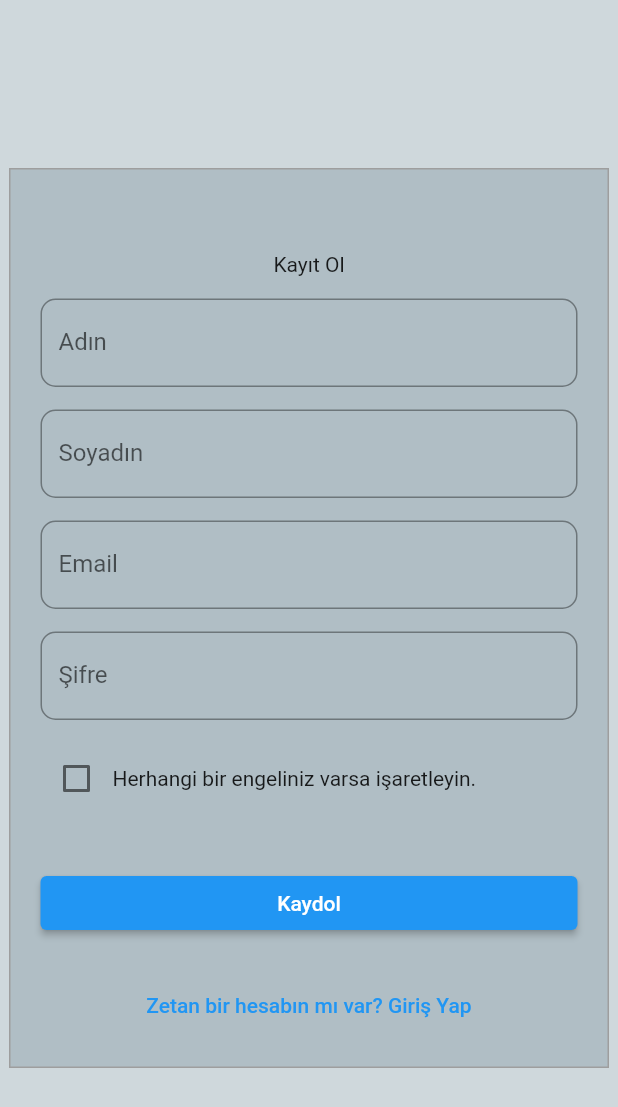
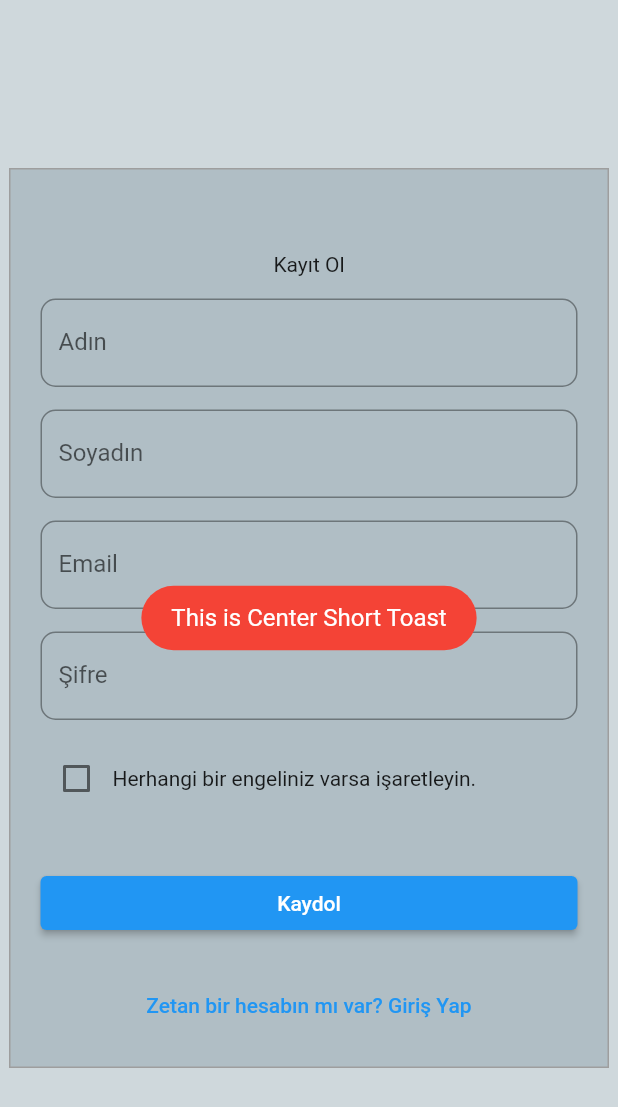
Before and after one commit to derdakaraaslan/bridge_mobile, a Flutter app: the SignUp screen opened directly, after a tap on "Kaydol", on a phone screen of 412 x 824 dp. Shown: the top 1107 px of the screen. Run offline on Flutter 3.47's test engine with Material 2 defaults, Android fonts, the phone set to English and light mode, and no system bars; our stand-ins replace fluttertoast; network calls fail.

Commit message:
Desing by Rabia

```diff
--- a/lib/login.dart
+++ b/lib/login.dart
@@ -1,6 +1,6 @@
 import 'dart:convert';
 import 'dart:math';
-
+import 'dart:async';
 import 'package:flutter/material.dart';
 import 'package:http/http.dart' as http;
 import 'package:flutter/foundation.dart' show kIsWeb;
@@ -13,107 +13,48 @@ class Login extends StatefulWidget {
   State<Login> createState() => _LoginState();
 }
 
+final values = [
+  "../assets/images/slideimage1.png",
+  "../assets/images/slideimage2.png",
+  "../assets/images/slideimage3.png",
+  "../assets/images/slideimage4.png"
+];
+int _index = 0;
+
 class _LoginState extends State<Login> {
+  late final Timer timer;
+  @override
+  void initState() {
+    super.initState();
+    timer = Timer.periodic(Duration(seconds: 5), (timer) {
+      setState(() => _index++);
+    });
+  }
+
+  @override
+  void dispose() {
+    timer.cancel();
+    super.dispose();
+  }
+
   final _formKey = GlobalKey<FormState>();
   final _mailController = TextEditingController();
   final _passwordController = TextEditingController();
-
+//sorun yok
+//sorun yok
+//sorun yok
   @override
   Widget build(BuildContext context) {
     return Scaffold(
-      backgroundColor: Colors.blueGrey[100],
-      body: Center(
-        child: Row(
-          mainAxisAlignment: MainAxisAlignment.center,
-          children: [
-            if (MediaQuery.of(context).size.width > 1200)
-              Container(
-                width: 600,
-                height: 600,
-                decoration: BoxDecoration(
-                    color: Colors.blueGrey[200],
-                    border: Border.all(color: Colors.grey)),
-                padding:
-                    const EdgeInsets.symmetric(horizontal: 20, vertical: 35),
-                child: Column(
-                  mainAxisAlignment: MainAxisAlignment.center,
-                  children: [
-                    Container(
-                        padding: const EdgeInsets.symmetric(
-                            horizontal: 20, vertical: 35),
-                        child: const Text(
-                            "Lorem ipsum dolor sit amet, consectetur adipiscing elit, sed do eiusmod tempor incididunt ut labore et dolore magna aliqua. Iaculis urna id volutpat lacus laoreet non curabitur. Sit amet cursus sit amet. Sed blandit libero volutpat sed cras ornare arcu dui vivamus. Id consectetur purus ut faucibus pulvinar elementum integer enim neque. Aliquet eget sit amet tellus cras adipiscing enim eu turpis. Massa tincidunt nunc pulvinar sapien et ligula ullamcorper. Urna id volutpat lacus laoreet non curabitur gravida arcu. Et molestie ac feugiat sed lectus vestibulum mattis. Sapien nec sagittis aliquam malesuada bibendum arcu vitae. Ipsum faucibus vitae aliquet nec ullamcorper sit amet risus. Phasellus egestas tellus rutrum tellus pellentesque eu tincidunt tortor aliquam. Donec pretium vulputate sapien nec sagittis aliquam malesuada bibendum arcu. Consequat mauris nunc congue nisi vitae suscipit tellus. Feugiat nisl pretium fusce id velit. Felis donec et odio pellentesque diam volutpat commodo sed. Et magnis dis parturient montes nascetur ridiculus mus mauris vitae. Id neque aliquam vestibulum morbi blandit cursus. Nisi lacus sed viverra tellus in. Sollicitudin ac orci phasellus egestas tellus rutrum tellus pellentesque eu.")),
-                  ],
-                ),
-              ),
-            Container(
-              width: 400,
-              height: 600,
-              decoration: BoxDecoration(
-                color: Colors.blueGrey[200],
-                border: Border.all(color: Colors.grey),
-              ),
-              padding: const EdgeInsets.symmetric(horizontal: 20, vertical: 35),
-              child: Column(
-                mainAxisAlignment: MainAxisAlignment.center,
-                children: [
-                  const SizedBox(height: 20),
-                  Column(
-                    crossAxisAlignment: CrossAxisAlignment.center,
-                    children: [
-                      const Text(
-                        'Giriş Yap',
-                      ),
-                      const SizedBox(height: 15),
-                      Form(
-                        key: _formKey,
-                        child: Column(
-                          children: [
-                            TextFormField(
-                              controller: _mailController,
-                              decoration: InputDecoration(
-                                labelText: "Şifre",
-                                fillColor: Colors.white,
-                                border: OutlineInputBorder(
-                                  borderRadius: BorderRadius.circular(10),
-                                ),
-                              ),
-                            ),
-                            const SizedBox(height: 15),
-                            TextFormField(
-                              onFieldSubmitted: (_) => _onLoginButtonPressed(),
-                              controller: _passwordController,
-                              decoration: InputDecoration(
-                                labelText: "Email",
-                                fillColor: Colors.white,
-                                border: OutlineInputBorder(
-                                  borderRadius: BorderRadius.circular(10),
-                                ),
-                              ),
-                            )
-                          ],
-                        ),
-                      ),
-                      const SizedBox(height: 20),
-                      SizedBox(
-                        width: double.infinity,
-                        child: ElevatedButton(
-                          onPressed: _onLoginButtonPressed,
-                          child: Text("GİRİŞ YAP"),
-                        ),
-                      ),
-                      const SizedBox(height: 20),
-                      TextButton(
-                        child: Text("Kaydol"),
-                        onPressed: _onSignUpPressed,
-                      ),
-                    ],
-                  ),
-                ],
-              ),
-            ),
-          ],
-        ),
+      backgroundColor: Colors.blueGrey[50],
+      body: Container(
+        alignment: Alignment.center,
+        child:
+            //Menu(),
+            // MediaQuery.of(context).size.width >= 980
+            //     ? Menu()
+            //     : SizedBox(), // Responsive
+            Body(),
       ),
     );
   }
@@ -131,3 +72,198 @@ class _LoginState extends State<Login> {
     }
   }
 }
+
+class Body extends StatelessWidget {
+  @override
+  Widget build(BuildContext context) {
+    return Container(
+      decoration: BoxDecoration(border: Border.all(color: Colors.blueAccent)),
+      child: Column(
+        mainAxisAlignment: MainAxisAlignment.center,
+        children: [
+          Row(
+            mainAxisAlignment: MainAxisAlignment.center,
+            children: [
+              if (MediaQuery.of(context).size.width >= 1200) ...[
+                SizedBox(
+                  width: 360,
+                  child: Column(
+                    crossAxisAlignment: CrossAxisAlignment.start,
+                    children: [
+                      AnimatedSwitcher(
+                        duration: Duration(milliseconds: 500),
+                        child: Image.asset(
+                          values[_index %
+                              values
+                                  .length], // manually change the text here, and hot reload
+                          key: UniqueKey(),
+                        ),
+                      ),
+                      const Text(
+                        'Hoşgeldin Gardaş',
+                        style: TextStyle(
+                          fontSize: 45,
+                          fontWeight: FontWeight.bold,
+                        ),
+                      ),
+                      const SizedBox(
+                        height: 30,
+                      ),
+                    ],
+                  ),
+                ),
+                const SizedBox(
+                  width: 200,
+                ),
+              ],
+              // MediaQuery.of(context).size.width >= 1300 //Responsive
+              //     ? Image.asset(
+              //         'images/illustration-1.png',
+              //         width: 300,
+              //       )
+              //     : SizedBox(),
+              Container(
+                padding:
+                    const EdgeInsets.symmetric(horizontal: 80, vertical: 150),
+                decoration: BoxDecoration(
+                  border: Border.all(color: Colors.deepPurple),
+                  borderRadius: BorderRadius.circular(8),
+                ),
+                child: SizedBox(
+                  width: 320,
+                  child: _formLogin(),
+                ),
+              )
+            ],
+          ),
+        ],
+      ),
+    );
+  }
+
+  Widget _formLogin() {
+    return Column(
+      mainAxisAlignment: MainAxisAlignment.center,
+      children: [
+        TextField(
+          decoration: InputDecoration(
+            hintText: 'Enter email or Phone number',
+            filled: true,
+            fillColor: Colors.blueGrey[50],
+            labelStyle: const TextStyle(fontSize: 12),
+            contentPadding: const EdgeInsets.only(left: 30),
+            enabledBorder: OutlineInputBorder(
+              borderSide: BorderSide(color: Colors.grey),
+              borderRadius: BorderRadius.circular(15),
+            ),
+            focusedBorder: OutlineInputBorder(
+              borderSide: BorderSide(color: Colors.deepPurple[400]!),
+              borderRadius: BorderRadius.circular(15),
+            ),
+          ),
+        ),
+        const SizedBox(height: 30),
+        TextField(
+          decoration: InputDecoration(
+            hintText: 'Password',
+            counterText: 'Forgot password?',
+            suffixIcon: const Icon(
+              Icons.visibility_off_outlined,
+              color: Colors.grey,
+            ),
+            filled: true,
+            fillColor: Colors.blueGrey[50],
+            labelStyle: const TextStyle(fontSize: 12),
+            contentPadding: const EdgeInsets.only(left: 30),
+            enabledBorder: OutlineInputBorder(
+              borderSide: BorderSide(color: Colors.grey),
+              borderRadius: BorderRadius.circular(15),
+            ),
+            focusedBorder: OutlineInputBorder(
+              borderSide: BorderSide(color: Colors.deepPurple[400]!),
+              borderRadius: BorderRadius.circular(15),
+            ),
+          ),
+        ),
+        const SizedBox(height: 40),
+        Container(
+          decoration: BoxDecoration(
+            color: Colors.white,
+            borderRadius: BorderRadius.circular(30),
+            boxShadow: [
+              BoxShadow(
+                color: Colors.deepPurple[100]!,
+                spreadRadius: 10,
+                blurRadius: 20,
+              ),
+            ],
+          ),
+          child: ElevatedButton(
+            onPressed: () => print("it's pressed"),
+            style: ElevatedButton.styleFrom(
+              foregroundColor: Colors.white,
+              backgroundColor: Colors.deepPurple,
+              shape: RoundedRectangleBorder(
+                borderRadius: BorderRadius.circular(15),
+              ),
+            ),
+            child: const SizedBox(
+                width: double.infinity,
+                height: 50,
+                child: Center(child: Text("Giriş Yap"))),
+          ),
+        ),
+        const SizedBox(height: 40),
+        TextButton(
+          onPressed: _onSignUpButtpnPressed,
+          child: const Text("Hesabın yok mu? Hemen Kaydol",
+              style: TextStyle(color: Colors.deepPurple)),
+        ),
+      ],
+    );
+  }
+
+  _onSignUpButtpnPressed() {}
+  Widget _loginWithButton({String? image, bool isActive = false}) {
+    return Container(
+      width: 90,
+      height: 70,
+      decoration: isActive
+          ? BoxDecoration(
+              color: Colors.white,
+              boxShadow: [
+                BoxShadow(
+                  color: Colors.grey[300]!,
+                  spreadRadius: 10,
+                  blurRadius: 30,
+                )
+              ],
+              borderRadius: BorderRadius.circular(15),
+            )
+          : BoxDecoration(
+              borderRadius: BorderRadius.circular(15),
+              border: Border.all(color: Colors.grey[400]!),
+            ),
+      child: Center(
+          child: Container(
+        decoration: isActive
+            ? BoxDecoration(
+                color: Colors.white,
+                borderRadius: BorderRadius.circular(35),
+                boxShadow: [
+                  BoxShadow(
+                    color: Colors.grey[400]!,
+                    spreadRadius: 2,
+                    blurRadius: 15,
+                  )
+                ],
+              )
+            : const BoxDecoration(),
+        child: Image.asset(
+          '$image',
+          width: 35,
+        ),
+      )),
+    );
+  }
+}
--- a/lib/sign_up.dart
+++ b/lib/sign_up.dart
@@ -3,6 +3,7 @@ import 'dart:convert';
 import 'package:flutter/material.dart';
 import 'package:http/http.dart' as http;
 import 'login.dart';
+import 'package:fluttertoast/fluttertoast.dart';
 
 class SignUp extends StatefulWidget {
   const SignUp({Key? key}) : super(key: key);
@@ -139,6 +140,14 @@ class _SignUpState extends State<SignUp> {
   _onSignUpButtonPressed() async {
     final url = "http://localhost:8000/appusers";
     try {
+      Fluttertoast.showToast(
+          msg: "This is Center Short Toast",
+          toastLength: Toast.LENGTH_SHORT,
+          gravity: ToastGravity.CENTER,
+          timeInSecForIosWeb: 1,
+          backgroundColor: Colors.red,
+          textColor: Colors.white,
+          fontSize: 16.0);
       var response = await http.post(
         Uri.parse(url),
         body: jsonEncode(<String, String>{
```
Also changed, not shown: pubspec.yaml (+7 -3 lines), assets/images/slideimage1.png (added), assets/images/slideimage2.png (added), assets/images/slideimage3.png (added), assets/images/slideimage4.png (added), pubspec.lock.
